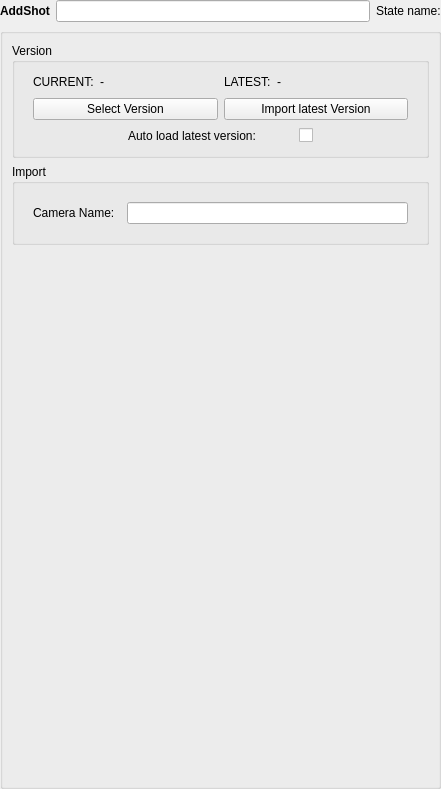
Old version of the form SynthEyes/Scripts/StateManagerNodes/StateUserInterfaces/Synth_AddShot.ui in the repository AltaArts/SynthEyes_Integration--Prism-Plugin.
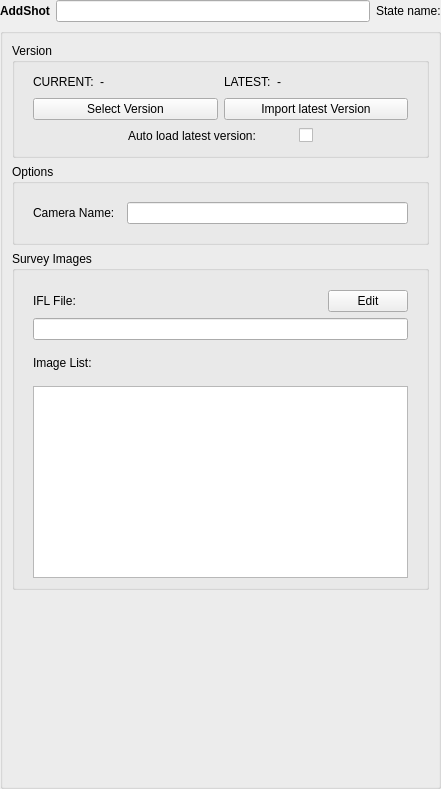
New version of the form.

Commit message:
Added UI and improved Survey Shot Import #4
- adds a Survey Shot Viewer for selecting and editing the Survey Images
- adds ability to delete Added Shot and Survey Shots from the Scene
- also added more type-checking in Functs and AddShot

What changed in the file:
```diff
--- a/SynthEyes/Scripts/StateManagerNodes/StateUserInterfaces/Synth_AddShot.ui
+++ b/SynthEyes/Scripts/StateManagerNodes/StateUserInterfaces/Synth_AddShot.ui
@@ -280,7 +280,7 @@
       <item>
        <widget class="QGroupBox" name="gb_options">
         <property name="title">
-         <string>Import</string>
+         <string>Options</string>
         </property>
         <layout class="QVBoxLayout" name="verticalLayout_6">
          <item>
@@ -308,6 +308,133 @@
         </layout>
        </widget>
       </item>
+      <item>
+       <widget class="QGroupBox" name="gb_surveyOptions">
+        <property name="title">
+         <string>Survey Images</string>
+        </property>
+        <layout class="QVBoxLayout" name="lo_surveyOptions">
+         <property name="leftMargin">
+          <number>9</number>
+         </property>
+         <property name="topMargin">
+          <number>9</number>
+         </property>
+         <property name="rightMargin">
+          <number>9</number>
+         </property>
+         <property name="bottomMargin">
+          <number>9</number>
+         </property>
+         <item>
+          <layout class="QHBoxLayout" name="lo_iflPathLabel">
+           <property name="leftMargin">
+            <number>9</number>
+           </property>
+           <property name="topMargin">
+            <number>10</number>
+           </property>
+           <property name="rightMargin">
+            <number>9</number>
+           </property>
+           <item>
+            <widget class="QLabel" name="l_iflPath">
+             <property name="text">
+              <string>IFL File:</string>
+             </property>
+            </widget>
+           </item>
+           <item>
+            <spacer name="horizontalSpacer_5">
+             <property name="orientation">
+              <enum>Qt::Orientation::Horizontal</enum>
+             </property>
+             <property name="sizeHint" stdset="0">
+              <size>
+               <width>40</width>
+               <height>20</height>
+              </size>
+             </property>
+            </spacer>
+           </item>
+           <item>
+            <widget class="QPushButton" name="b_editIFL">
+             <property name="text">
+              <string>Edit</string>
+             </property>
+            </widget>
+           </item>
+          </layout>
+         </item>
+         <item>
+          <layout class="QHBoxLayout" name="lo_iflPath">
+           <property name="leftMargin">
+            <number>9</number>
+           </property>
+           <property name="rightMargin">
+            <number>9</number>
+           </property>
+           <item>
+            <widget class="QLineEdit" name="le_iflPath">
+             <property name="acceptDrops">
+              <bool>false</bool>
+             </property>
+             <property name="readOnly">
+              <bool>true</bool>
+             </property>
+            </widget>
+           </item>
+          </layout>
+         </item>
+         <item>
+          <layout class="QHBoxLayout" name="horizontalLayout_4">
+           <property name="leftMargin">
+            <number>9</number>
+           </property>
+           <property name="topMargin">
+            <number>10</number>
+           </property>
+           <property name="rightMargin">
+            <number>9</number>
+           </property>
+           <item>
+            <widget class="QLabel" name="l_surveyImages">
+             <property name="text">
+              <string>Image List:</string>
+             </property>
+            </widget>
+           </item>
+          </layout>
+         </item>
+         <item>
+          <layout class="QHBoxLayout" name="lo_iflList">
+           <property name="leftMargin">
+            <number>9</number>
+           </property>
+           <property name="topMargin">
+            <number>10</number>
+           </property>
+           <property name="rightMargin">
+            <number>9</number>
+           </property>
+           <item>
+            <widget class="QListWidget" name="lw_surveyImages">
+             <property name="focusPolicy">
+              <enum>Qt::FocusPolicy::NoFocus</enum>
+             </property>
+             <property name="selectionMode">
+              <enum>QAbstractItemView::SelectionMode::NoSelection</enum>
+             </property>
+             <property name="selectionBehavior">
+              <enum>QAbstractItemView::SelectionBehavior::SelectItems</enum>
+             </property>
+            </widget>
+           </item>
+          </layout>
+         </item>
+        </layout>
+       </widget>
+      </item>
       <item>
        <spacer name="verticalSpacer">
         <property name="orientation">
```
The commit also changes 10 other files.
